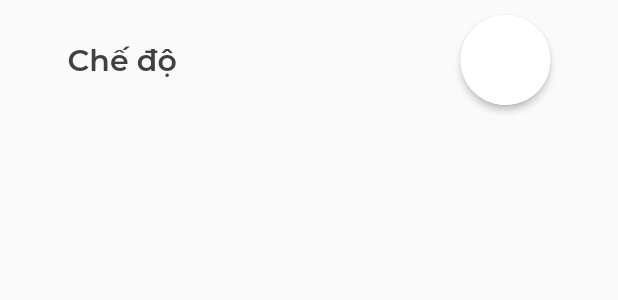
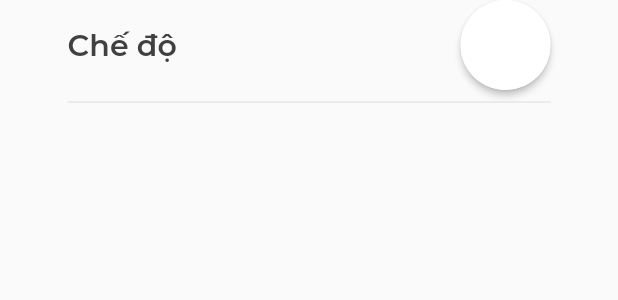
Before and after one commit to tranvuongduy2003/youit, a Flutter app: the TextCircleButton widget shown alone on an empty page, opened directly, on a phone screen of 412 x 824 dp. Shown: the top 300 px of the screen. Run offline on Flutter 3.47's test engine with Material 2 defaults, Android fonts, the light colour scheme and no system bars; our stand-ins replace firebase_auth, firebase_core, flutter_slider_drawer; accounts and stored records are empty; network calls fail.

Commit message:
no message

```diff
--- a/lib/screens/auth/login_page.dart
+++ b/lib/screens/auth/login_page.dart
@@ -55,7 +55,7 @@ class _LoginPageState extends State<LoginPage> {
               child: Column(
                 children: <Widget>[
                   Container(
-                    padding: EdgeInsets.only(bottom: 100), //top: 100, left 50
+                    margin: EdgeInsets.only(top: 80, bottom: 50),
                     child: Text(
                       'CHÀO MỪNG BẠN \nĐẾN VỚI YOUIT',
                       textAlign: TextAlign.center,
--- a/lib/screens/general/genaral_page.dart
+++ b/lib/screens/general/genaral_page.dart
@@ -32,6 +32,9 @@ class _GeneralPageState extends State<GeneralPage> {
         child: Column(
           crossAxisAlignment: CrossAxisAlignment.center,
           children: [
+            SizedBox(
+              height: 10,
+            ),
             TextCircleButton(
               btn: CircleButton(
                   isImageButton: false,
--- a/lib/widgets/stateless/text_circle_button.dart
+++ b/lib/widgets/stateless/text_circle_button.dart
@@ -13,16 +13,21 @@ class TextCircleButton extends StatelessWidget {
   final CircleButton btn;
   Widget build(BuildContext context) {
     return Padding(
-      padding: const EdgeInsets.symmetric(horizontal: 45, vertical: 10),
-      child: Row(
-        crossAxisAlignment: CrossAxisAlignment.center,
-        mainAxisAlignment: MainAxisAlignment.spaceBetween,
+      padding: const EdgeInsets.symmetric(horizontal: 45),
+      child: Column(
         children: [
-          Text(
-            txt,
-            style: AppTextStyles.modalTitle,
+          Row(
+            crossAxisAlignment: CrossAxisAlignment.center,
+            mainAxisAlignment: MainAxisAlignment.spaceBetween,
+            children: [
+              Text(
+                txt,
+                style: AppTextStyles.modalTitle,
+              ),
+              btn,
+            ],
           ),
-          btn
+          const Divider(),
         ],
       ),
     );
```
